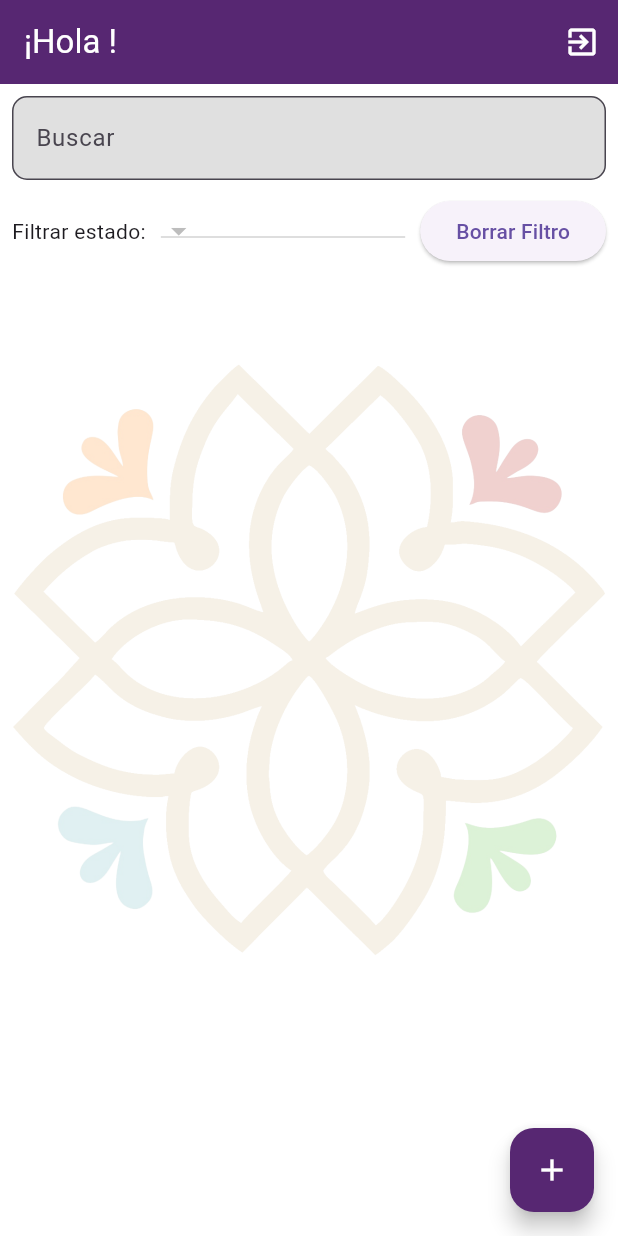
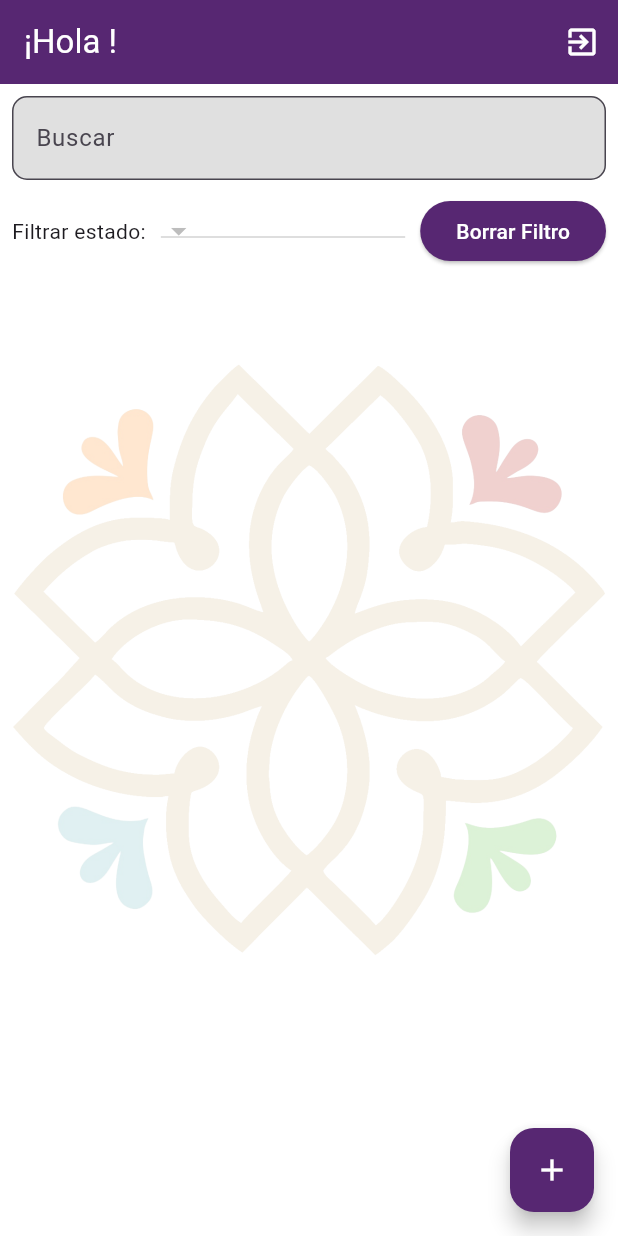
Before and after one commit to Gaby1704/acuses, a Flutter app: the MyHomePage screen opened directly with empty values, on a phone screen of 412 x 824 dp. Run offline on Flutter 3.47's test engine with Material 3 defaults, Android fonts, the phone set to English and light mode, and no system bars; our stand-ins replace file_picker, fluttertoast, image_picker, pdf, shared_preferences; accounts and stored records are empty; network calls fail.

Commit message:
-Login(falta recuperar contraseña) -Inicio(terminado) -Agregar(falta subida de documentos y subida de datos offline) -Detalles(falta diseño, omitir los datos de control) -Edit(Falta todo)

```diff
--- a/lib/inicio.dart
+++ b/lib/inicio.dart
@@ -262,7 +262,15 @@ class SearchView extends StatelessWidget {
               onPressed: () {
                 onClearFilters();
               },
-              child: Text("Borrar Filtro"),
+              style: ElevatedButton.styleFrom(
+                primary: Color(0xFF572772),
+              ),
+              child: Text(
+                "Borrar Filtro",
+                style: TextStyle(
+                  color: Colors.white,  // Set the text color
+                ),
+              ),
             ),
           ],
         )
```
